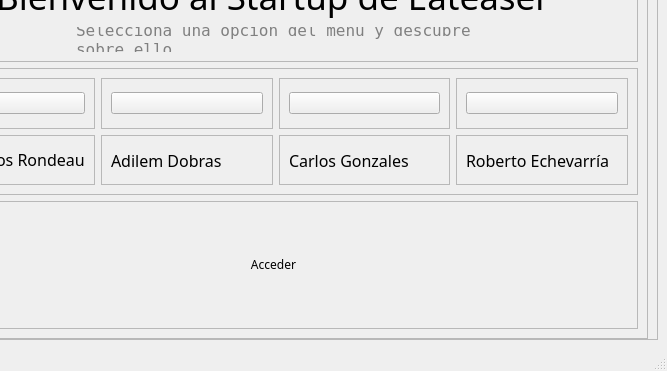
This is Interfaz/index.ui in adobrasca512/EatEaser as Qt 5 draws it before an edit; both pictures show x 133 to 800 and y 229 to 600 of the 800 by 600 pixel window. The edited form follows.
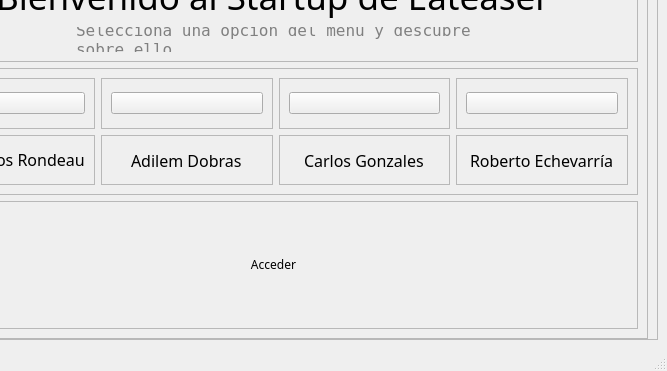
This is the edited form. Icons and pictures are not drawn.

The edit to the form file:
```diff
--- a/Interfaz/index.ui
+++ b/Interfaz/index.ui
@@ -94,7 +94,7 @@
                 <enum>QFrame::Raised</enum>
                </property>
                <layout class="QHBoxLayout" name="horizontalLayout_8">
-                <item>
+                <item alignment="Qt::AlignHCenter">
                  <widget class="QLabel" name="ladi">
                   <property name="font">
                    <font>
@@ -122,7 +122,7 @@
                 <enum>QFrame::Raised</enum>
                </property>
                <layout class="QHBoxLayout" name="horizontalLayout_10">
-                <item>
+                <item alignment="Qt::AlignHCenter">
                  <widget class="QLabel" name="lrober">
                   <property name="font">
                    <font>
@@ -235,7 +235,7 @@
                 <enum>QFrame::Raised</enum>
                </property>
                <layout class="QHBoxLayout" name="horizontalLayout_9">
-                <item>
+                <item alignment="Qt::AlignHCenter">
                  <widget class="QLabel" name="lcarlos">
                   <property name="font">
                    <font>
```
